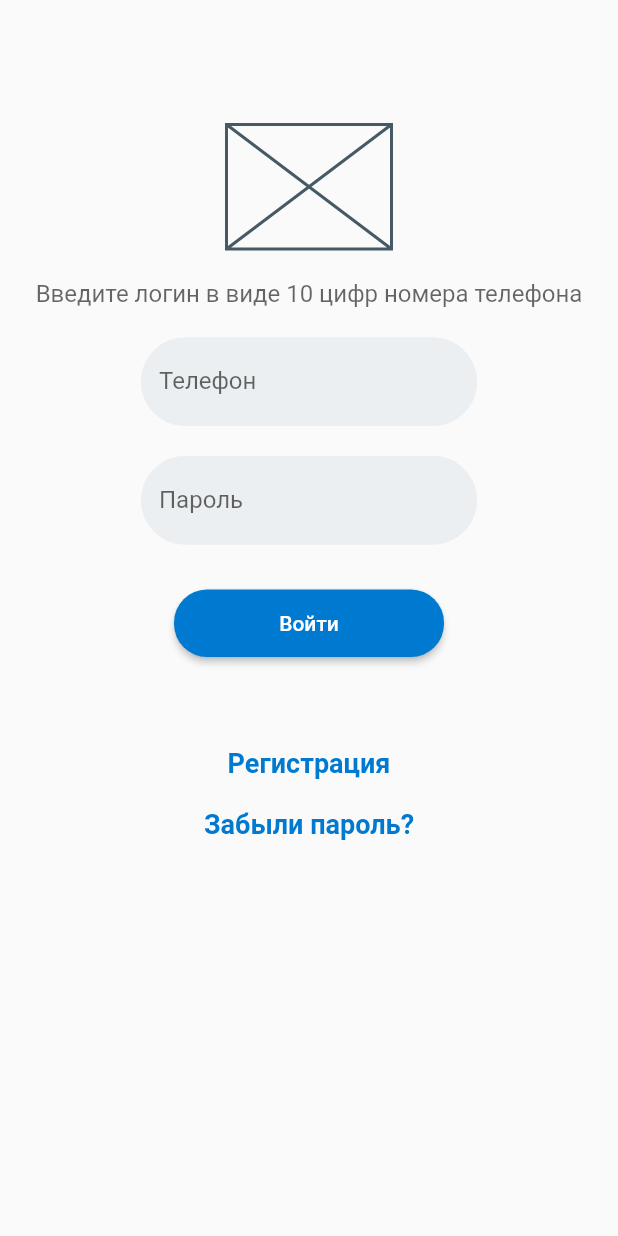
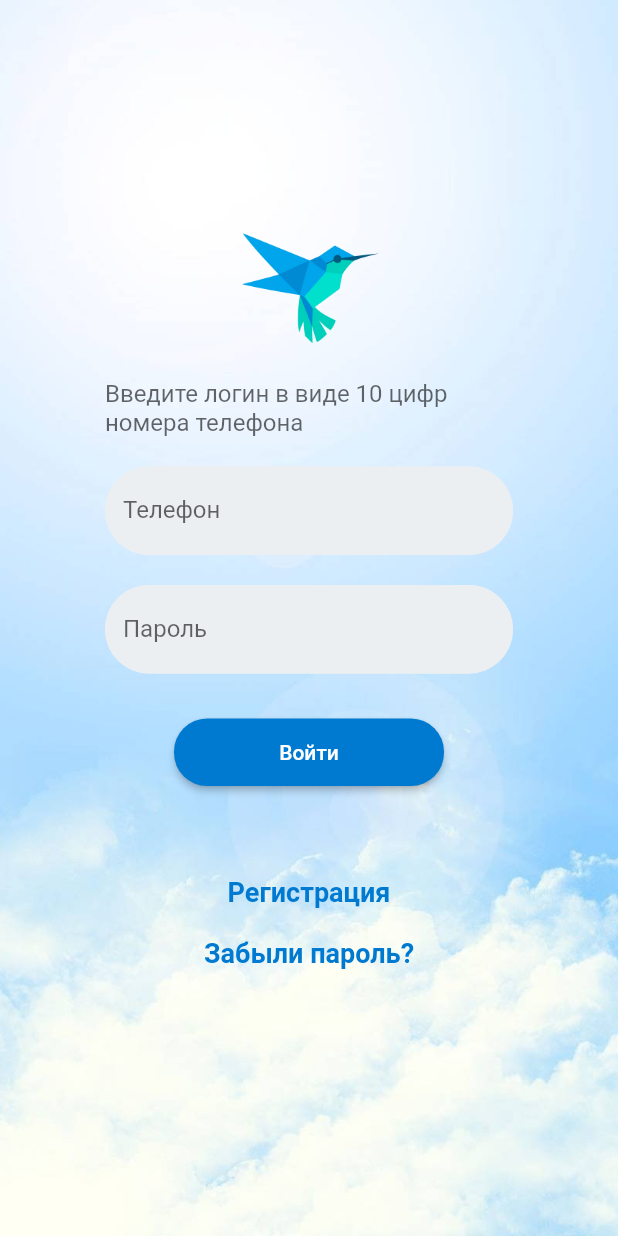
Before and after one commit to Zaikin921/z22_auth_page, a Flutter app: the screen it shows after launch, on a phone screen of 412 x 824 dp. Run offline on Flutter 3.47's test engine with Material 2 defaults, Android fonts, the phone set to English and light mode, and no system bars.

Commit message:
Добавлены фон и изображение на форме

```diff
--- a/lib/main.dart
+++ b/lib/main.dart
@@ -21,18 +21,27 @@ class MyApp extends StatelessWidget {
     return MaterialApp(
     home: Scaffold(
         body: Container(
+          decoration: const BoxDecoration(
+            image: DecorationImage(
+              image: AssetImage('assets/img/bg.jpg'),
+              fit: BoxFit.cover,
+            )
+          ),
           width: double.infinity,
+          height: double.infinity,
+          padding: EdgeInsets.symmetric(horizontal: 70),
+          child: SingleChildScrollView(
             child: Column(
               children: [
-              SizedBox(height: 83,),
-              SizedBox(width: 110,height: 83, child: Placeholder(),),
+                SizedBox(height: 150,),
+                SizedBox(width: 110,height: 83,
+                  child: Image(image: AssetImage('assets/img/logo.png'),),),
                 SizedBox(height: 20,),
                 Text("Введите логин в виде 10 цифр номера телефона",
                   style: TextStyle(fontSize: 16, color: Color.fromRGBO(0, 0, 0, 0.6)),),
                 SizedBox(height: 20,),
-              SizedBox(
-                width: 224,
-                child: TextField(
+                TextField(
+                  keyboardType: TextInputType.phone,
                   decoration: InputDecoration(
                     filled: true,
                     fillColor: Color(0xFFeceff1),
@@ -41,11 +50,8 @@ class MyApp extends StatelessWidget {
                     labelText: "Телефон",
                   ),
                 ),
-              ),
                 SizedBox(height: 20,),
-              SizedBox(
-                width: 224,
-                child: TextField(
+                TextField(
                   obscureText: true,
                   decoration: InputDecoration(
                     filled: true,
@@ -53,7 +59,6 @@ class MyApp extends StatelessWidget {
                     enabledBorder: borderStyle,
                     focusedBorder: borderStyle,
                     labelText: "Пароль",
-                  ),
                   ),
                 ),
                 SizedBox(height: 30,),
@@ -78,6 +83,7 @@ class MyApp extends StatelessWidget {
                   onTap: (){},),
               ],
             ),
+          ),
         )
     ),
     );
--- a/pubspec.yaml
+++ b/pubspec.yaml
@@ -57,6 +57,8 @@ flutter:
   # the material Icons class.
   uses-material-design: true
 
+  assets:
+    - assets/img/
   # To add assets to your application, add an assets section, like this:
   # assets:
   #   - images/a_dot_burr.jpeg
```
Also changed, not shown: assets/img/bg.jpg (added), assets/img/logo.png (added). Lines whose indentation alone changed are shown as unchanged.
